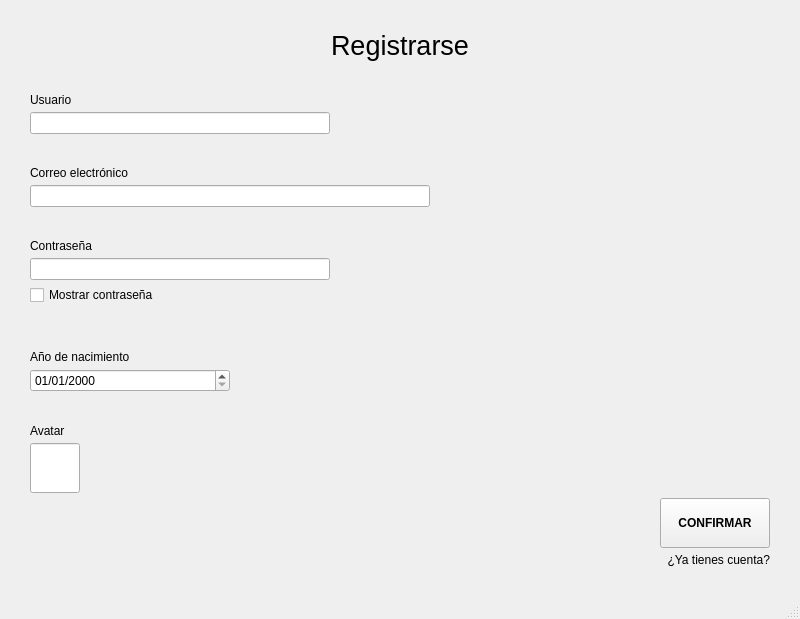
Old version of the form mapa/login_register.ui in the repository jorgecanut/mapaIHM.
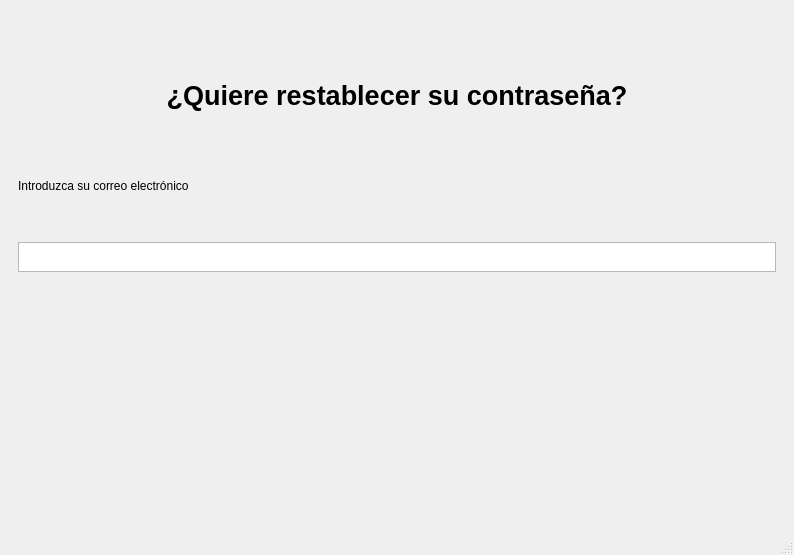
New version of the form. Custom widgets are drawn as their Qt base class.

Commit message: Pequeños cambios en la login_register.ui

```diff
--- a/mapa/login_register.ui
+++ b/mapa/login_register.ui
@@ -6,19 +6,31 @@
    <rect>
     <x>0</x>
     <y>0</y>
-    <width>800</width>
-    <height>619</height>
+    <width>794</width>
+    <height>555</height>
    </rect>
   </property>
+  <property name="maximumSize">
+   <size>
+    <width>16777215</width>
+    <height>555</height>
+   </size>
+  </property>
   <property name="windowTitle">
    <string>MainWindow</string>
   </property>
   <widget class="QWidget" name="centralwidget">
-   <layout class="QVBoxLayout" name="verticalLayout_4">
-    <item>
+   <layout class="QGridLayout" name="gridLayout">
+    <item row="0" column="0">
      <widget class="QStackedWidget" name="stackedWidget">
+      <property name="maximumSize">
+       <size>
+        <width>16777215</width>
+        <height>500</height>
+       </size>
+      </property>
       <property name="currentIndex">
-       <number>1</number>
+       <number>2</number>
       </property>
       <widget class="QWidget" name="page">
        <property name="sizePolicy">
@@ -283,12 +295,12 @@
             <property name="font">
              <font>
               <pointsize>20</pointsize>
-              <bold>false</bold>
+              <bold>true</bold>
               <underline>false</underline>
              </font>
             </property>
             <property name="text">
-             <string>Registrarse</string>
+             <string>REGISTRARSE</string>
             </property>
             <property name="alignment">
              <set>Qt::AlignmentFlag::AlignCenter</set>
@@ -494,17 +506,17 @@
            </widget>
           </item>
           <item>
-           <widget class="QLineEdit" name="lineEdit_5">
+           <widget class="QComboBox" name="comboBox">
             <property name="minimumSize">
              <size>
-              <width>50</width>
-              <height>50</height>
+              <width>0</width>
+              <height>60</height>
              </size>
             </property>
             <property name="maximumSize">
              <size>
-              <width>40</width>
-              <height>300</height>
+              <width>100</width>
+              <height>16777215</height>
              </size>
             </property>
            </widget>
@@ -578,6 +590,67 @@
         </item>
        </layout>
       </widget>
+      <widget class="QWidget" name="page_3">
+       <property name="maximumSize">
+        <size>
+         <width>16777215</width>
+         <height>300</height>
+        </size>
+       </property>
+       <layout class="QVBoxLayout" name="verticalLayout_4">
+        <item>
+         <widget class="QLabel" name="label_13">
+          <property name="maximumSize">
+           <size>
+            <width>800</width>
+            <height>70</height>
+           </size>
+          </property>
+          <property name="font">
+           <font>
+            <pointsize>20</pointsize>
+            <bold>true</bold>
+           </font>
+          </property>
+          <property name="text">
+           <string>¿Quiere restablecer su contraseña?</string>
+          </property>
+          <property name="alignment">
+           <set>Qt::AlignmentFlag::AlignCenter</set>
+          </property>
+         </widget>
+        </item>
+        <item>
+         <widget class="QLabel" name="label_14">
+          <property name="maximumSize">
+           <size>
+            <width>800</width>
+            <height>30</height>
+           </size>
+          </property>
+          <property name="text">
+           <string>Introduzca su correo electrónico</string>
+          </property>
+         </widget>
+        </item>
+        <item>
+         <widget class="QTextEdit" name="textEdit">
+          <property name="sizePolicy">
+           <sizepolicy hsizetype="Minimum" vsizetype="Minimum">
+            <horstretch>0</horstretch>
+            <verstretch>0</verstretch>
+           </sizepolicy>
+          </property>
+          <property name="maximumSize">
+           <size>
+            <width>16777215</width>
+            <height>30</height>
+           </size>
+          </property>
+         </widget>
+        </item>
+       </layout>
+      </widget>
      </widget>
     </item>
    </layout>
```
Left out of the diff: 64 changed lines with no effect on the pictures. Lines whose indentation alone changed are shown as unchanged. The commit also changes 521 other files.
